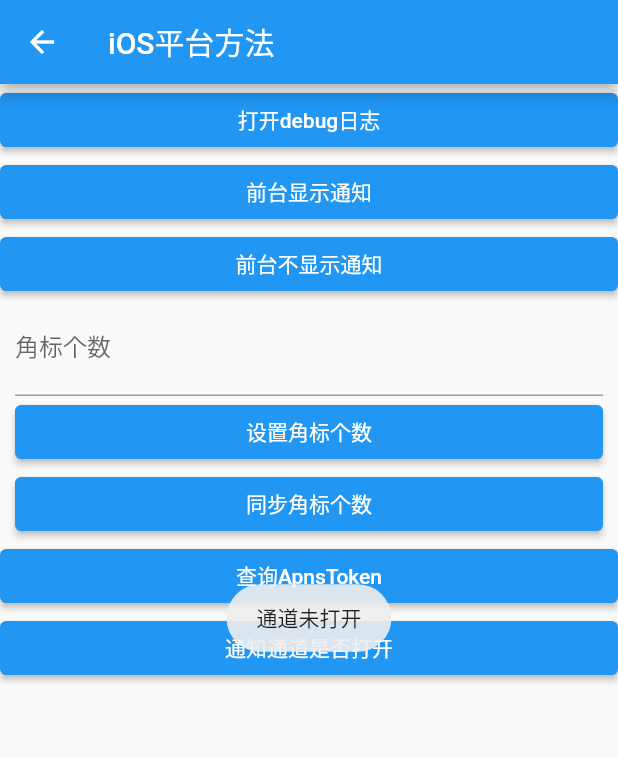
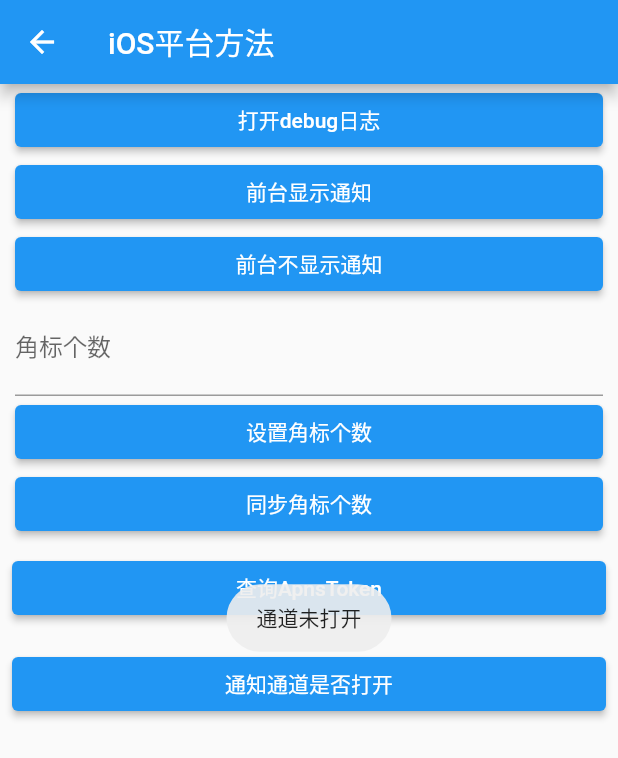
Before and after one commit to aliyun/alibabacloud-push-flutter-plugin, a Flutter app: the IOSPage screen opened directly, after a tap on "通知通道是否打开", on a phone screen of 412 x 824 dp. Shown: the top 758 px of the screen. Run offline on Flutter 3.47's test engine with Material 2 defaults, Android fonts, the light colour scheme and no system bars; our stand-ins replace dropdown_button2, fluttertoast.

Commit message:
feat: 增加example ios notification相关

```diff
--- a/example/lib/ios.dart
+++ b/example/lib/ios.dart
@@ -19,21 +19,30 @@ class _IOSPageState extends State<IOSPage> {
   @override
   Widget build(BuildContext context) {
     List<Widget> children = [];
-    children.add(ElevatedButton(
+    children.add(Padding(
+      padding: const EdgeInsets.symmetric(horizontal: 10.0),
+      child: ElevatedButton(
           onPressed: () {
             _aliyunPush.turnOnIOSDebug();
           },
-        child: const Text('打开debug日志')));
-    children.add(ElevatedButton(
+          child: const Text('打开debug日志')),
+    ));
+    children.add(Padding(
+      padding: const EdgeInsets.symmetric(horizontal: 10.0),
+      child: ElevatedButton(
           onPressed: () {
             _aliyunPush.showIOSNoticeWhenForeground(true);
           },
-        child: const Text('前台显示通知')));
-    children.add(ElevatedButton(
+          child: const Text('前台显示通知')),
+    ));
+    children.add(Padding(
+      padding: const EdgeInsets.symmetric(horizontal: 10.0),
+      child: ElevatedButton(
           onPressed: () {
             _aliyunPush.showIOSNoticeWhenForeground(false);
           },
-        child: const Text('前台不显示通知')));
+          child: const Text('前台不显示通知')),
+    ));
     children.add(
       Padding(
         padding: const EdgeInsets.symmetric(horizontal: 10.0),
@@ -76,7 +85,9 @@ class _IOSPageState extends State<IOSPage> {
           },
           child: const Text('同步角标个数')),
     ));
-    children.add(ElevatedButton(
+    children.add(Padding(
+      padding: const EdgeInsets.all(8.0),
+      child: ElevatedButton(
           onPressed: () {
             _aliyunPush.getApnsDeviceToken().then((apnsToken) {
               setState(() {
@@ -84,18 +95,21 @@ class _IOSPageState extends State<IOSPage> {
               });
             });
           },
-        child: const Text('查询ApnsToken')));
+          child: const Text('查询ApnsToken')),
+    ));
     children
-        .add(ElevatedButton(onPressed: () {
+        .add(Padding(
+          padding: const EdgeInsets.all(8.0),
+          child: ElevatedButton(onPressed: () {
             _aliyunPush.isIOSChannelOpened().then((opened) {
-            print('opened $opened');
               if (opened) {
                 Fluttertoast.showToast(msg: '通道已打开', gravity: ToastGravity.CENTER);
               } else {
                 Fluttertoast.showToast(msg: '通道未打开', gravity: ToastGravity.CENTER);
               }
             });
-    }, child: const Text('通知通道是否打开')));
+    }, child: const Text('通知通道是否打开')),
+        ));
     if (_apnsToken != "") {
       children.add(Text(
         "apnsToken: $_apnsToken",
```
Also changed, not shown: 11 other files. Lines whose indentation alone changed are shown as unchanged.
